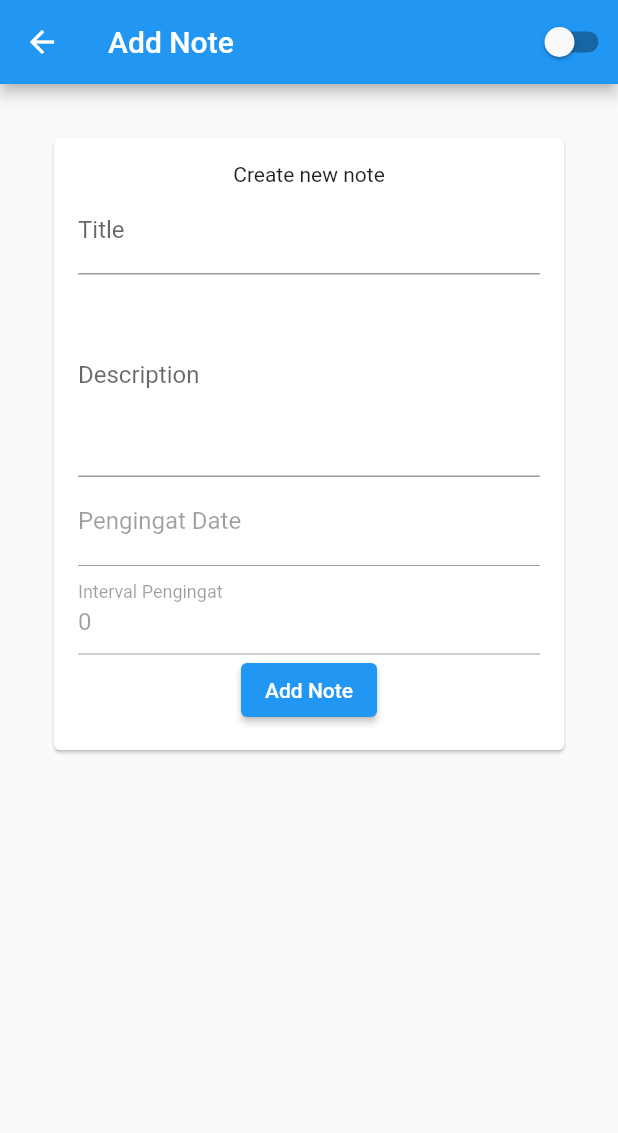
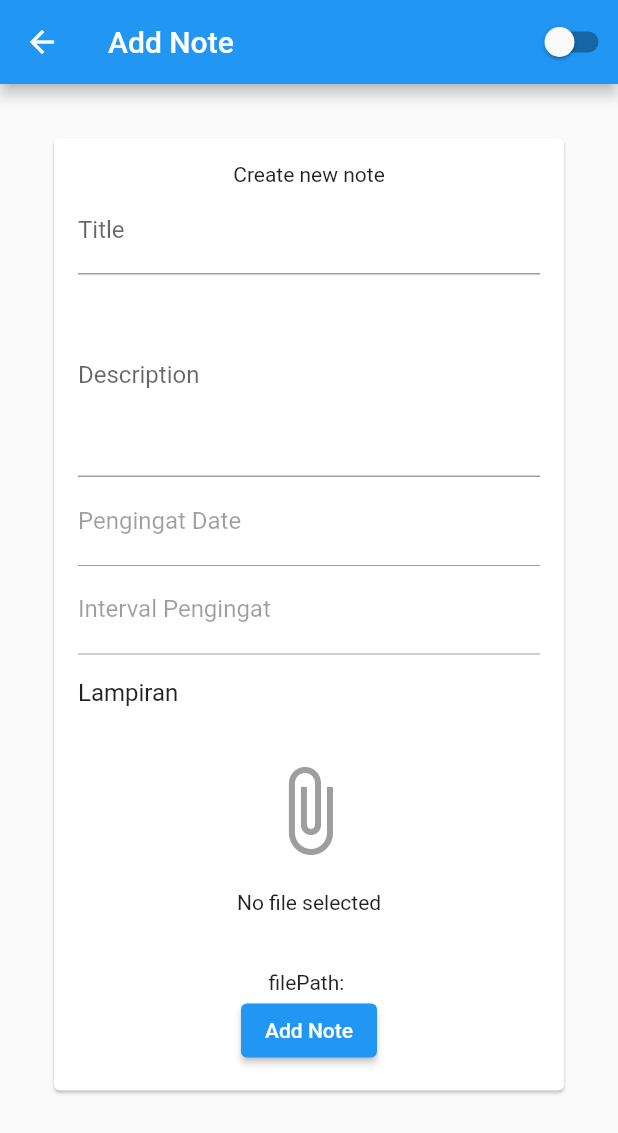
Before and after one commit to imaldi/persiapan_test_deptech, a Flutter app: the AddOrEditNotesScreen screen opened directly, on a phone screen of 412 x 824 dp. Shown: the top 1133 px of the screen. Run offline on Flutter 3.47's test engine with Material 2 defaults, Android fonts, the phone set to English and light mode, and no system bars; our stand-ins replace bloc, equatable, file_picker, flutter_bloc, fluttertoast, sqflite; accounts and stored records are empty.

Commit message:
done add file picker and reminder interval dialog

```diff
--- /dev/null
+++ b/lib/core/consts/numbers.dart
@@ -0,0 +1,6 @@
+const sizeTiny = 2.0;
+const sizeSmall = 4.0;
+const sizeNormal = 8.0;
+const sizeMedium = 16.0;
+const sizeBig = 25.0;
+const sizeHuge = 32.0;
--- /dev/null
+++ b/lib/core/helper/duration_minute_to_human_readable.dart
@@ -0,0 +1,12 @@
+String durationMinuteToHumanReadable(int duration){
+  var hariString = "";
+  var jamString = "";
+  var menitString = "";
+  var hari = duration ~/ 60 ~/ 24;
+  var jam = duration % 60;
+  var menit = duration % 60;
+  if(hari > 0) hariString = "$hari hari ";
+  if(jam > 0) jamString = "$jam jam ";
+  if(menit > 0) menitString = "$menit menit";
+  return hariString + jamString + menitString;
+}
--- /dev/null
+++ b/lib/core/helper/screen_size.dart
@@ -0,0 +1,4 @@
+import 'package:flutter/material.dart';
+
+double widthScreen(context) => MediaQuery.of(context).size.width;
+double heightScreen(context) => MediaQuery.of(context).size.height;
--- a/lib/presentation/screens/add_or_edit_notes_screen.dart
+++ b/lib/presentation/screens/add_or_edit_notes_screen.dart
@@ -1,8 +1,11 @@
 import 'package:flutter/material.dart';
 import 'package:flutter_bloc/flutter_bloc.dart';
+import 'package:persiapan_test_deptech/core/consts/numbers.dart';
 import 'package:persiapan_test_deptech/presentation/state_managements/cubits/catatan_cubit.dart';
 
+import '../../core/helper/duration_minute_to_human_readable.dart';
 import '../../data/model/catatan.dart';
+import '../widgets/my_file_picker.dart';
 
 class AddOrEditNotesScreen extends StatefulWidget {
   final Catatan? catatan;
@@ -19,19 +22,31 @@ class _AddOrEditNotesScreenState extends State<AddOrEditNotesScreen> {
   var descController = TextEditingController();
   var pengingatDateController = TextEditingController();
   var intervalController = TextEditingController();
+  var hariController = TextEditingController();
+  var jamController = TextEditingController();
+  var menitController = TextEditingController();
   var isCreateNew = true;
   var isPengingat = false;
+  var filePath = "";
+  var reminderInterval = 0;
   DateTime? dateTimePengingat;
 
   @override
   void initState() {
     super.initState();
     isCreateNew = widget.catatan == null;
-    isPengingat = (widget.catatan?.waktuPengingat != null && widget.catatan?.intervalPengingat != null);
+    isPengingat = (widget.catatan?.waktuPengingat != null &&
+        widget.catatan?.intervalPengingat != null);
+    filePath = widget.catatan?.lampiran ?? "";
+    reminderInterval = widget.catatan?.intervalPengingat ?? 0;
     titleController.text = widget.catatan?.title ?? "";
     descController.text = widget.catatan?.description ?? "";
-    pengingatDateController.text = widget.catatan?.waktuPengingat.toString() == "null" ? "" : (widget.catatan?.waktuPengingat.toString() ?? "");
-    intervalController.text = (widget.catatan?.intervalPengingat ?? 0).toString() ?? "";
+    pengingatDateController.text =
+        widget.catatan?.waktuPengingat.toString() == "null"
+            ? ""
+            : (widget.catatan?.waktuPengingat.toString() ?? "");
+    intervalController.text =
+        (durationMinuteToHumanReadable(widget.catatan?.intervalPengingat ?? 0) ?? "").toString();
   }
 
   @override
@@ -68,6 +83,7 @@ class _AddOrEditNotesScreenState extends State<AddOrEditNotesScreen> {
                         Text(isCreateNew ? "Create new note" : "Update a note"),
                         TextFormField(
                             controller: titleController,
+                            autovalidateMode: AutovalidateMode.onUserInteraction,
                             validator: (val) {
                               if ((val ?? "").isEmpty) {
                                 return "Field ini tidak boleh kosong";
@@ -78,6 +94,7 @@ class _AddOrEditNotesScreenState extends State<AddOrEditNotesScreen> {
                                 const InputDecoration(label: Text("Title"))),
                         TextFormField(
                           controller: descController,
+                          autovalidateMode: AutovalidateMode.onUserInteraction,
                           validator: (val) {
                             if ((val ?? "").isEmpty) {
                               return "Field ini tidak boleh kosong";
@@ -98,14 +115,17 @@ class _AddOrEditNotesScreenState extends State<AddOrEditNotesScreen> {
                                       firstDate: DateTime(1990),
                                       lastDate: DateTime(2100));
                                   if (res != null && isPengingat) {
-                                  pengingatDateController.text = res.toString();
+                                    pengingatDateController.text =
+                                        res.toString();
                                     dateTimePengingat = res;
                                   }
                                 }
                               : null,
                           child: Container(
                             // padding: EdgeInsets.all(size_medium),
-                                decoration: BoxDecoration(borderRadius: BorderRadius.circular(16),),
+                            decoration: BoxDecoration(
+                              borderRadius: BorderRadius.circular(16),
+                            ),
                             child: TextFormField(
                                 controller: pengingatDateController,
                                 enabled: false,
@@ -115,22 +135,101 @@ class _AddOrEditNotesScreenState extends State<AddOrEditNotesScreen> {
                                   }
                                   return null;
                                 },
-                                    decoration:
-                                    const InputDecoration(label: Text("Pengingat Date"))),
+                                decoration: const InputDecoration(
+                                    label: Text("Pengingat Date"))),
                           ),
                         ),
+                        InkWell(
+                          onTap: isPengingat ?  () async {
+                            await showDialog(
+                              context: context,
+                              builder: (c) {
+                                return AlertDialog(
+                                  title: const Text("Reminder Interval"),
+                                  content: IntrinsicHeight(
+                                    child: Column(
+                                      children: [
                                         TextFormField(
+                                            controller: hariController,
+                                            keyboardType: TextInputType.number,
+                                            validator: (val) {
+                                              if ((val ?? "").isEmpty) {
+                                                return "Field ini tidak boleh kosong";
+                                              }
+                                              return null;
+                                            },
+                                            decoration: const InputDecoration(
+                                                label: Text("Hari"))),
+                                        TextFormField(
+                                            controller: jamController,
+                                            keyboardType: TextInputType.number,
+                                            validator: (val) {
+                                              if ((val ?? "").isEmpty) {
+                                                return "Field ini tidak boleh kosong";
+                                              }
+                                              return null;
+                                            },
+                                            decoration: const InputDecoration(
+                                                label: Text("Jam"))),
+                                        TextFormField(
+                                            controller: menitController,
+                                            keyboardType: TextInputType.number,
+                                            validator: (val) {
+                                              if ((val ?? "").isEmpty) {
+                                                return "Field ini tidak boleh kosong";
+                                              }
+                                              return null;
+                                            },
+                                            decoration: const InputDecoration(
+                                                label: Text("Menit"))),
+                                      ],
+                                    ),
+                                  ),
+                                  actions: [
+                                    ElevatedButton(
+                                        onPressed: () {
+                                          reminderInterval = int.parse(hariController.text) * 24 * 60 + int.parse(jamController.text) * 60 + int.parse(menitController.text);
+                                          intervalController.text = durationMinuteToHumanReadable(reminderInterval);
+                                          Navigator.of(context).pop();
+                                        },
+                                        child: Text("OK")),
+                                    // Text("Oke"),
+                                  ],
+                                  actionsAlignment:
+                                      MainAxisAlignment.spaceEvenly,
+                                );
+                              },
+                            );
+                          } : null,
+                          child: TextFormField(
                               controller: intervalController,
                               keyboardType: TextInputType.number,
-                            enabled: isPengingat,
+                              // enabled: isPengingat,
+                              enabled: false,
+                              onTap: null,
                               validator: (val) {
                                 if ((val ?? "").isEmpty && isPengingat) {
                                   return "Field ini tidak boleh kosong";
                                 }
                                 return null;
                               },
-                            decoration:
-                                const InputDecoration(label: Text("Interval Pengingat"))),
+                              decoration: const InputDecoration(
+                                  label: Text("Interval Pengingat"))),
+                        ),
+                        Row(
+                          children: const [
+                            Padding(
+                              padding: EdgeInsets.symmetric(vertical: sizeMedium),
+                              child: Text("Lampiran",style: TextStyle(fontSize: sizeMedium),),
+                            ),
+                          ],
+                        ),
+                        MyFilePickerWidget((theFile){
+                          setState((){
+                            filePath = theFile?.path ?? "";
+                          });
+                        }),
+                        Text("filePath: $filePath"),
                         ElevatedButton(
                             onPressed: () {
                               if ((formKey.currentState?.validate() ?? false)) {
@@ -139,8 +238,13 @@ class _AddOrEditNotesScreenState extends State<AddOrEditNotesScreen> {
                                     id: widget.catatan?.id,
                                     title: titleController.text,
                                     description: descController.text,
-                                    waktuPengingat: isPengingat ? dateTimePengingat : null,
-                                    intervalPengingat: int.parse(intervalController.text)
+                                    waktuPengingat:
+                                        isPengingat ? dateTimePengingat : null,
+                                    intervalPengingat:
+                                    reminderInterval,
+                                    // intervalController.text.isNotEmpty ?
+                                    //     int.parse(intervalController.text) : null,
+                                  lampiran: filePath,
                                 );
                                 isCreateNew
                                     ? context
@@ -150,62 +254,13 @@ class _AddOrEditNotesScreenState extends State<AddOrEditNotesScreen> {
                                         .read<CatatanCubit>()
                                         .editCatatan(responseToSend);
                                 Navigator.of(context).pop();
+                              } else {
+
                               }
                             },
                             child:
                                 Text("${isCreateNew ? "Add" : "Update"} Note"))
                       ])
-                      // Container(
-                      //     margin: const EdgeInsets.symmetric(vertical: 16),
-                      //     child: BlocListener<PostsBloc, PostsState>(
-                      //       listener: (context, state) {
-                      //         if (state is CreatePostsSuccess) {
-                      //           myToast("Success Creating Post");
-                      //           Navigator.of(context).pop();
-                      //         }
-                      //
-                      //         if (state is UpdatePostsSuccess) {
-                      //           myToast("Success Update Post");
-                      //           Navigator.of(context).pop();
-                      //         }
-                      //
-                      //         if (state is CreatePostsFailed) {
-                      //           myToast("Failed Creating Post: ${state.errorMessage}");
-                      //         }
-                      //
-                      //         if (state is UpdatePostsFailed) {
-                      //           myToast("Failed Updating Post: ${state.errorMessage}");
-                      //         }
-                      //       },
-                      //       child: BlocBuilder<PostsBloc, PostsState>(
-                      //         builder: (context, state) {
-                      //           if(state is LoadingPosts){
-                      //             return const CircularProgressIndicator();
-                      //           }
-                      //           return ElevatedButton(
-                      //               onPressed: () {
-                      //                 if ((formKey.currentState?.validate() ??
-                      //                     false)) {
-                      //                   formKey.currentState?.save();
-                      //                   var responseToSend = PostsResponse(
-                      //                       id: widget.postsResponse?.id ?? 1,
-                      //                       userId: 1,
-                      //                       title: titleController.text,
-                      //                       body: descController.text);
-                      //                   var eventToAdd =
-                      //                   widget.postsResponse == null
-                      //                       ? CreateAPosts(responseToSend)
-                      //                       : UpdateAPosts(responseToSend);
-                      //                   context
-                      //                       .read<PostsBloc>()
-                      //                       .add(eventToAdd);
-                      //                 }
-                      //               },
-                      //               child: Text(
-                      //                   "${widget.postsResponse == null ? "Create" : "Update"} Post"));
-                      //         },
-                      //       ),
-                      //     ))
                       ),
                 ),
               ),
--- /dev/null
+++ b/lib/presentation/widgets/my_file_picker.dart
@@ -0,0 +1,145 @@
+import 'dart:io';
+
+import 'package:file_picker/file_picker.dart';
+import 'package:flutter/material.dart';
+
+import '../../core/consts/numbers.dart';
+import 'my_confirm_dialog.dart';
+import 'my_toast.dart';
+
+class MyFilePickerWidget extends StatefulWidget {
+  MyFilePickerWidget(
+      this.setFileField, {
+        Key? key,
+        this.isEnabled = true,
+        this.fileURL,
+        // this.checkIsEmpty = _checkIsEmptyDefault
+      }) : super(key: key);
+
+  // File? issuerImage;
+  Function(File? theFile) setFileField;
+  // bool Function() checkIsEmpty;
+  bool isEnabled;
+  String? fileURL;
+
+  @override
+  _MyFilePickerWidgetState createState() => _MyFilePickerWidgetState();
+}
+
+class _MyFilePickerWidgetState extends State<MyFilePickerWidget> {
+  File? _storedFile;
+
+  Future _pickFile() async {
+    // File file = await FilePicker?.getFile();
+    FilePickerResult? result = await FilePicker.platform.pickFiles(
+      type: FileType.custom,
+      allowedExtensions: ['pdf', 'doc', 'docx'],
+    );
+    if (result != null) {
+      _storedFile = File(result.files.single.path ?? "empty");
+      widget.setFileField(_storedFile);
+      print("_storedImage path : ${_storedFile?.path}");
+    } else {
+      myToast("Canceled");
+      // User canceled the picker
+    }
+
+    //multiple
+    // FilePickerResult? result = await FilePicker.platform.pickFiles(allowMultiple: true);
+    //
+    //
+  }
+
+  Future _showDialogPickImageFromGalleryOrCamera() async {
+    return myConfirmDialog(context,
+        basicContentString: "Choose Report File",
+        positiveButton: () async {
+          await _pickFile();
+          setState(() {
+            print("setState when picfile called");
+            widget.fileURL = null;
+          });
+        },
+        positiveButtonText: "Choose",
+        negativeButton: () async {
+          Navigator.of(context).pop();
+        },
+        negativeButtonText: "Cancel");
+  }
+
+  // @override
+  // void initState() {
+  //   if (!widget.checkIsEmpty()) {
+  //     widget.fileURL == null;
+  //   }
+  //   super.initState();
+  // }
+
+  @override
+  Widget build(BuildContext context) {
+    return InkWell(
+      onTap: widget.isEnabled
+          ? () {
+        _showDialogPickImageFromGalleryOrCamera();
+        // _pickFile();
+      }
+          : null,
+      child: SizedBox(
+        height: sizeHuge * 5,
+        // height: widthScreen(context) / 3,
+        width: sizeHuge * 5,
+        // width: widthScreen(context) / 3,
+        child: Container(
+            height: null,
+            width: null,
+            child: widget.fileURL == null
+                ? _storedFile == null
+                ? Column(
+              mainAxisAlignment: MainAxisAlignment.spaceAround,
+              crossAxisAlignment: CrossAxisAlignment.center,
+              children: [
+                Expanded(
+                  flex: 2,
+                  child: Icon(
+                    Icons.attach_file,
+                    size: sizeHuge * 2,
+                    color: Colors.grey,
+                  ),
+                ),
+                Expanded(
+                    child: Text(
+                      "No file selected",
+                      textAlign: TextAlign.center,
+                    ))
+              ],
+            )
+                : Column(
+              mainAxisAlignment: MainAxisAlignment.spaceAround,
+              crossAxisAlignment: CrossAxisAlignment.center,
+              children: [
+                Icon(
+                  Icons.file_download_done,
+                  size: sizeHuge * 3,
+                  color: Colors.grey,
+                ),
+                Text(
+                  "${_storedFile?.path.split("/").last}",
+                  overflow: TextOverflow.ellipsis,
+                )
+              ],
+            )
+                : Column(
+              crossAxisAlignment: CrossAxisAlignment.start,
+              children: [
+                Icon(
+                  Icons.file_copy,
+                  size: sizeHuge * 3,
+                  color: Colors.grey,
+                ),
+                Text("${widget.fileURL?.split("/").last}")
+              ],
+            )),
+      ),
+    );
+  }
+}
--- a/pubspec.yaml
+++ b/pubspec.yaml
@@ -36,6 +36,8 @@ dependencies:
   localstorage: ^4.0.0+1
   equatable: ^2.0.5
   flutter_bloc: ^8.1.1
+  file_picker: ^5.2.4
+  fluttertoast: ^8.1.2
 
 
   # The following adds the Cupertino Icons font to your application.
```
Also changed, not shown: lib/presentation/widgets/my_confirm_dialog.dart (added, +96 -0 lines), lib/presentation/widgets/my_toast.dart (added, +13 -0 lines), pubspec.lock. Lines whose indentation alone changed are shown as unchanged.
